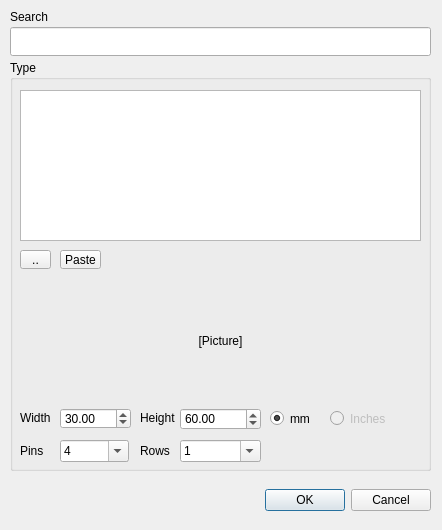
First picture: the form in src/newhardwareitemdialog.ui, repository clixx-io/kayeiot, before the edit.
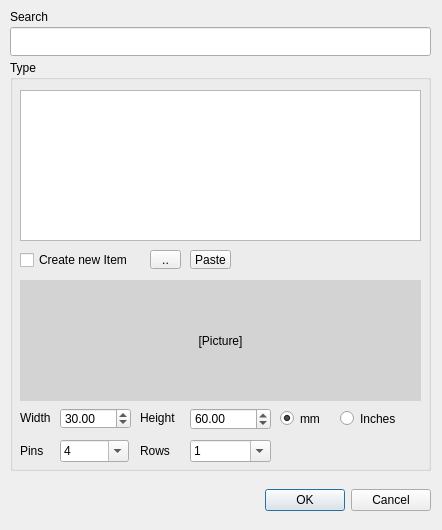
Second picture: the form after the edit.

Commit message: Update Measurement system

What changed in the file:
```diff
--- a/src/newhardwareitemdialog.ui
+++ b/src/newhardwareitemdialog.ui
@@ -56,7 +56,7 @@
    <widget class="QToolButton" name="toolButton">
     <property name="geometry">
      <rect>
-      <x>10</x>
+      <x>140</x>
       <y>190</y>
       <width>31</width>
       <height>19</height>
@@ -81,8 +81,11 @@
       <verstretch>0</verstretch>
      </sizepolicy>
     </property>
+    <property name="autoFillBackground">
+     <bool>false</bool>
+    </property>
     <property name="styleSheet">
-     <string notr="true"/>
+     <string notr="true">background-color: rgb(211, 211, 211);</string>
     </property>
     <property name="text">
      <string>[Picture]</string>
@@ -94,7 +97,7 @@
    <widget class="QDoubleSpinBox" name="HeightSpinBox">
     <property name="geometry">
      <rect>
-      <x>170</x>
+      <x>180</x>
       <y>348</y>
       <width>81</width>
       <height>22</height>
@@ -109,11 +112,11 @@
    </widget>
    <widget class="QRadioButton" name="radioButton_2">
     <property name="enabled">
-     <bool>false</bool>
+     <bool>true</bool>
     </property>
     <property name="geometry">
      <rect>
-      <x>320</x>
+      <x>330</x>
       <y>350</y>
       <width>61</width>
       <height>17</height>
@@ -152,7 +155,7 @@
    <widget class="QRadioButton" name="radioButton">
     <property name="geometry">
      <rect>
-      <x>260</x>
+      <x>270</x>
       <y>350</y>
       <width>51</width>
       <height>17</height>
@@ -276,7 +279,7 @@
    <widget class="QComboBox" name="rowscomboBox">
     <property name="geometry">
      <rect>
-      <x>170</x>
+      <x>180</x>
       <y>380</y>
       <width>81</width>
       <height>22</height>
@@ -317,7 +320,7 @@
    <widget class="QToolButton" name="PastetoolButton">
     <property name="geometry">
      <rect>
-      <x>50</x>
+      <x>180</x>
       <y>190</y>
       <width>41</width>
       <height>19</height>
@@ -327,6 +330,19 @@
      <string>Paste</string>
     </property>
    </widget>
+   <widget class="QCheckBox" name="newItemcheckBox">
+    <property name="geometry">
+     <rect>
+      <x>10</x>
+      <y>190</y>
+      <width>121</width>
+      <height>20</height>
+     </rect>
+    </property>
+    <property name="text">
+     <string>Create new Item</string>
+    </property>
+   </widget>
    <zorder>ComponentPicturelabel</zorder>
    <zorder>HeightSpinBox</zorder>
    <zorder>radioButton_2</zorder>
```
Left out of the diff: 15 changed lines with no effect on the pictures. The commit also changes 2 other files.
